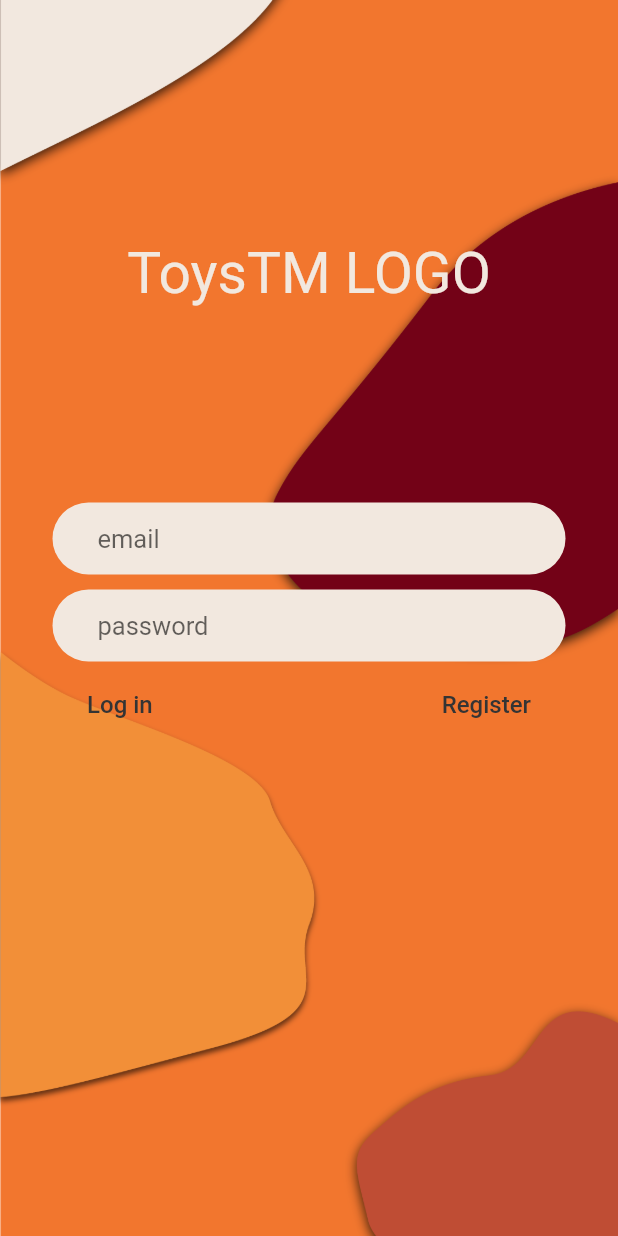
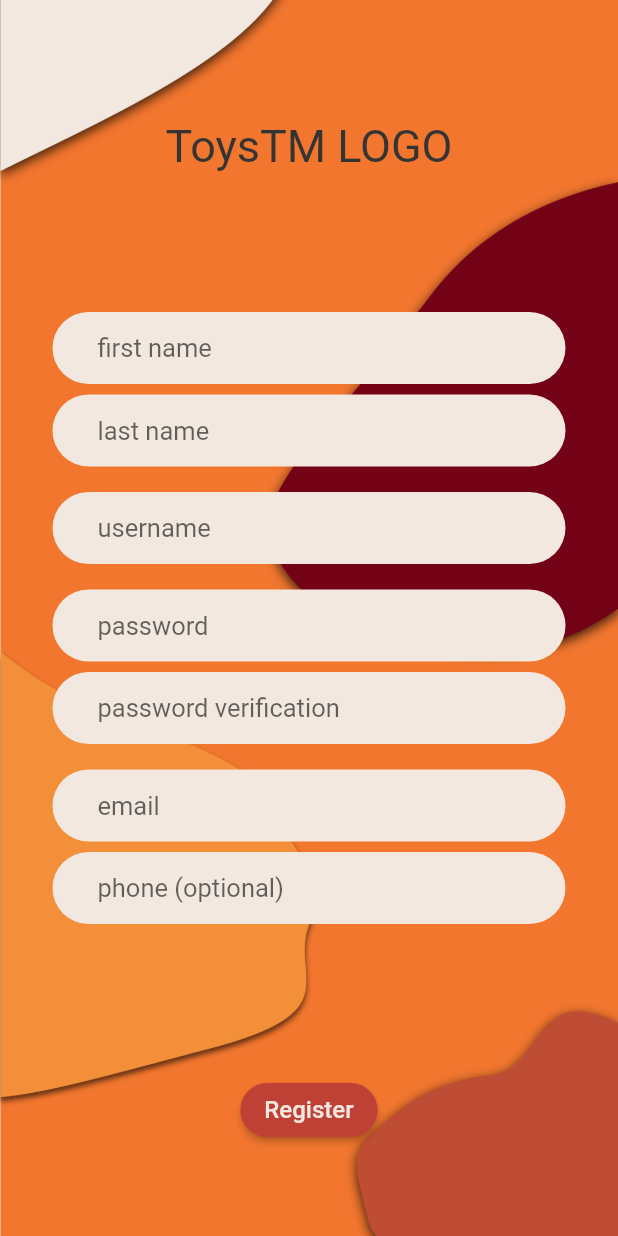
Before and after one commit to alexbabalau/toystm, a Flutter app: the screen it shows after launch, after a tap on "Register", on a phone screen of 412 x 824 dp. Run offline on Flutter 3.47's test engine with Material 2 defaults, Android fonts, the phone set to English and light mode, and no system bars; our stand-ins replace cloud_firestore, firebase_auth, firebase_core; accounts and stored records are empty; network calls fail.

Commit message:
Added background, input fields and buttons

```diff
--- a/lib/main.dart
+++ b/lib/main.dart
@@ -2,6 +2,7 @@ import 'package:firebase_core/firebase_core.dart';
 import 'package:flutter/material.dart';
 import 'package:toystm/screens/home.dart';
 import 'package:toystm/screens/log_in.dart';
+import 'package:toystm/screens/register.dart';
 import 'package:toystm/shared/elements/background_image.dart';
 import 'package:toystm/shared/elements/custom_app_bar.dart';
 import 'package:toystm/shared/ui_specs.dart';
@@ -31,7 +32,8 @@ class _ToysTMAppState extends State<ToysTMApp> {
   Widget build(BuildContext context) {
     return MaterialApp(
       debugShowCheckedModeBanner: false,
-      home: LogIn(),
+      home: Register(),
+      //LogIn(),
       //Home(myProducts),
     );
   }
--- /dev/null
+++ b/lib/screens/register.dart
@@ -0,0 +1,110 @@
+import 'package:flutter/material.dart';
+import 'package:toystm/shared/elements/background_image.dart';
+import 'package:toystm/shared/elements/custom_text_field.dart';
+import 'package:toystm/shared/ui_specs.dart';
+
+class Register extends StatefulWidget {
+  const Register({Key? key}) : super(key: key);
+
+  @override
+  _RegisterState createState() => _RegisterState();
+}
+
+class _RegisterState extends State<Register> {
+  var _lastNameController = TextEditingController();
+  var _firstNameController = TextEditingController();
+  var _usernameController = TextEditingController();
+  var _passwordController = TextEditingController();
+  var _passwordVerificationController = TextEditingController();
+  var _emailController = TextEditingController();
+  var _phoneController = TextEditingController();
+
+  bool _isValid = true;
+
+  @override
+  Widget build(BuildContext context) {
+    return Scaffold(
+      resizeToAvoidBottomInset: false,
+      body: SingleChildScrollView(
+        child: Container(
+          height: MediaQuery.of(context).size.height,
+          child: Stack(
+            children: [
+              BackgroundImage('assets/images/log_in.png'),
+              Container(
+                  alignment: Alignment.topCenter,
+                  padding: EdgeInsets.only(top: 80),
+                  child: Text(
+                    'ToysTM LOGO',
+                    style: TextStyle(fontSize: 30, color: AppColors.DARK),
+                  )),
+              Container(
+                margin: EdgeInsets.symmetric(horizontal: 35),
+                child: Column(
+                  mainAxisAlignment: MainAxisAlignment.center,
+                  children: [
+                    CustomTextField('first name', _firstNameController, false),
+                    CustomTextField('last name', _lastNameController, false),
+                    SizedBox(
+                      height: 10,
+                    ),
+                    CustomTextField('username', _usernameController, false),
+                    SizedBox(
+                      height: 10,
+                    ),
+                    CustomTextField('password', _passwordController, true),
+                    CustomTextField('password verification',
+                        _passwordVerificationController, true),
+                    _isValid
+                        ? SizedBox(
+                            height: 10,
+                          )
+                        : Align(
+                            alignment: Alignment.centerLeft,
+                            child: Text(
+                              '  *Passwords are not the same!',
+                              style: TextStyle(color: AppColors.WINE_RED),
+                            ),
+                          ),
+                    CustomTextField('email', _emailController, false),
+                    CustomTextField(
+                        'phone (optional)', _phoneController, false),
+                  ],
+                ),
+              ),
+              Container(
+                margin: EdgeInsets.only(bottom: 60),
+                child: Align(
+                  alignment: Alignment.bottomCenter,
+                  child: ElevatedButton(
+                    style: ButtonStyle(
+                      backgroundColor: MaterialStateProperty.all<Color>(
+                          AppColors.BRONZE_ORANGE),
+                      shape: MaterialStateProperty.all<RoundedRectangleBorder>(
+                        RoundedRectangleBorder(
+                          borderRadius: BorderRadius.circular(18.0),
+                        ),
+                      ),
+                    ),
+                    onPressed: () {
+                      setState(() {
+                        _passwordController.text ==
+                                _passwordVerificationController.text
+                            ? _isValid = true
+                            : _isValid = false;
+                      });
+                    },
+                    child: Text(
+                      'Register',
+                      style: TextStyle(color: AppColors.CREAM, fontSize: 16),
+                    ),
+                  ),
+                ),
+              ),
+            ],
+          ),
+        ),
+      ),
+    );
+  }
+}
--- a/lib/shared/elements/custom_text_field.dart
+++ b/lib/shared/elements/custom_text_field.dart
@@ -5,13 +5,14 @@ class CustomTextField extends StatelessWidget {
   final String label;
   final TextEditingController fieldController;
   final bool isPassword;
+  //Function? validation;
 
   CustomTextField(this.label, this.fieldController, this.isPassword);
 
   @override
   Widget build(BuildContext context) {
     return Container(
-      margin: EdgeInsets.symmetric(vertical: 5),
+      margin: EdgeInsets.symmetric(vertical: 3.5),
       decoration: BoxDecoration(
           color: AppColors.CREAM, borderRadius: BorderRadius.circular(50)),
       padding: EdgeInsets.symmetric(horizontal: 30, vertical: 0),
--- a/pubspec.yaml
+++ b/pubspec.yaml
@@ -56,7 +56,7 @@ flutter:
     - assets/images/home-screen.png
     - assets/images/IMG_7805.jpg
     - assets/images/log_in.png
-    - assets/images/sign_in.png
+    - assets/images/register.png
     - assets/images/img1.png
     - assets/images/img2.png
     - assets/images/img3.png
```
Also changed, not shown: assets/images/register.png (renamed from assets/images/sign_in.png), pubspec.lock.
